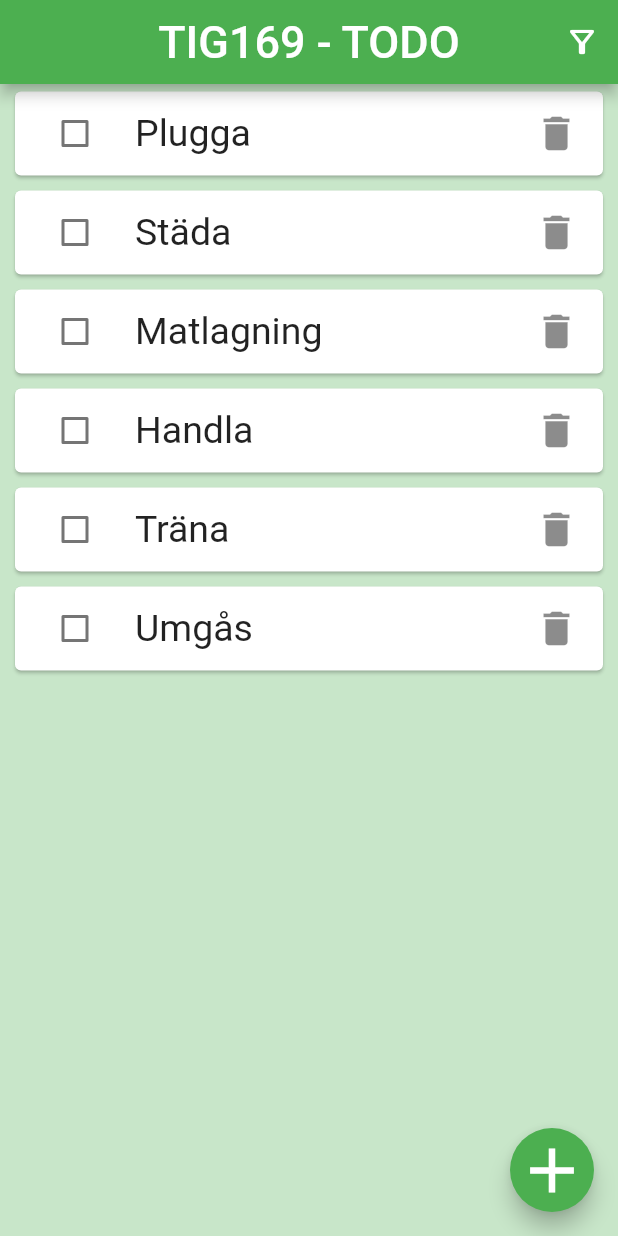
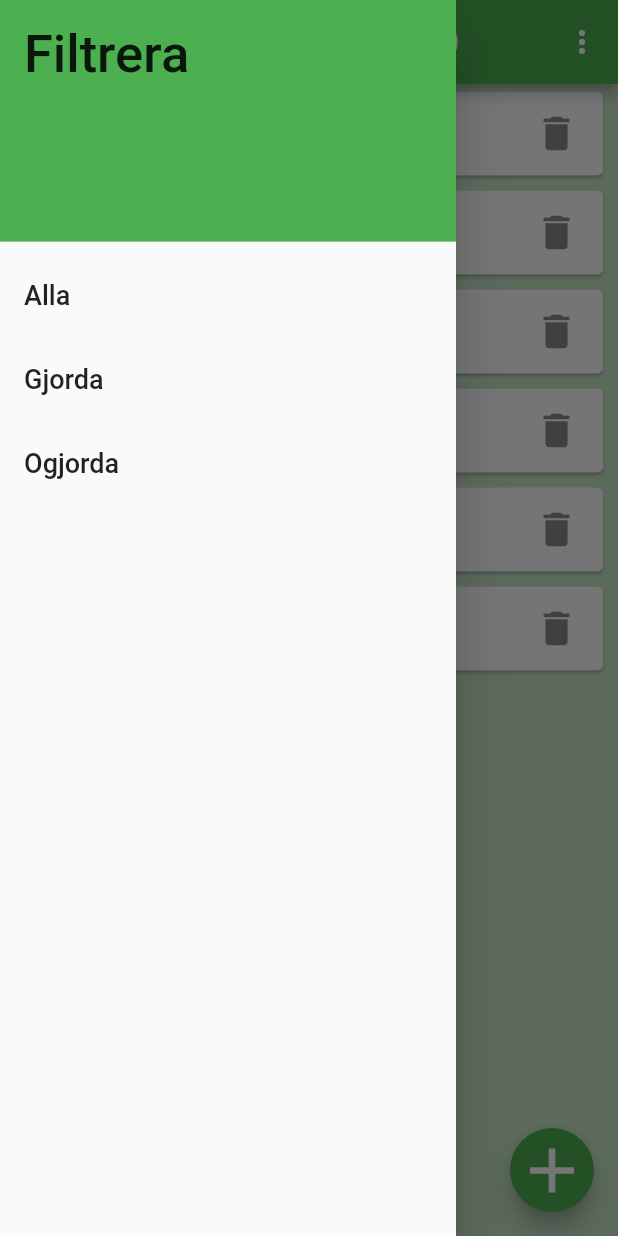
Before and after one commit to gu-tig169-ht21/guslofveis, a Flutter app: the screen it shows after launch, with the side drawer open (before the commit the screen has no drawer), on a phone screen of 412 x 824 dp. Run offline on Flutter 3.47's test engine with Material 2 defaults, Android fonts, the phone set to English and light mode, and no system bars.

Commit message:
Filterfunktionen + test av drawer

```diff
--- a/lib/main.dart
+++ b/lib/main.dart
@@ -14,31 +14,76 @@ class MyApp extends StatelessWidget {
 }
 
 class MainView extends StatelessWidget {
-  List <String> todo = ['Plugga', 'Städa', 'Matlagning', 'Handla', 'Träna', 'Umgås'];
+  List<String> todo = [
+    'Plugga',
+    'Städa',
+    'Matlagning',
+    'Handla',
+    'Träna',
+    'Umgås'
+  ];
+  List<String> filter = ['Alla', 'Gjorda', 'Ogjorda'];
 
   @override
   Widget build(BuildContext context) {
     return Scaffold(
       backgroundColor: Colors.green[100],
       appBar: AppBar(
-          title: Text('TIG169 - TODO', style: TextStyle(fontSize: 30)),
+        title: const Text('TIG169 - TODO', style: TextStyle(fontSize: 30)),
         backgroundColor: Colors.green,
         centerTitle: true,
         actions: [
-            IconButton(
-              icon: Icon(Icons.filter_alt_outlined),
-              onPressed: () {}),
+          PopupMenuButton(
+              itemBuilder: (context) => [
+                    PopupMenuItem(child: Text('Visa alla')),
+                    PopupMenuItem(child: Text('Gjorda')),
+                    PopupMenuItem(child: Text('Att göra'))
+                  ]),
         ],
       ),
-        body: ListView.builder(itemCount: todo.length, itemBuilder: (context, index){
+      body: ListView.builder(
+          itemCount: todo.length,
+          itemBuilder: (context, index) {
             return _listItem(todo[index]);
           }),
+      drawer: Drawer(
+        child: ListView(
+          // Important: Remove any padding from the ListView.
+          padding: EdgeInsets.zero,
+          children: [
+            const DrawerHeader(
+              decoration: BoxDecoration(
+                color: Colors.green,
+              ),
+              child: Text('Filtrera', style: TextStyle(fontSize: 35)),
+            ),
+            ListTile(
+              title: const Text('Alla', style: TextStyle(fontSize: 18)),
+              onTap: () {
+                Navigator.pop(context);
+              },
+            ),
+            ListTile(
+              title: const Text('Gjorda', style: TextStyle(fontSize: 18)),
+              onTap: () {
+                Navigator.pop(context);
+              },
+            ),
+            ListTile(
+              title: const Text('Ogjorda', style: TextStyle(fontSize: 18)),
+              onTap: () {
+                Navigator.pop(context);
+              },
+            ),
+          ],
+        ),
+      ),
       floatingActionButton: FloatingActionButton(
         child: Icon(Icons.add, size: 50),
         backgroundColor: Colors.green,
         onPressed: () {
-            Navigator.push(context,
-              MaterialPageRoute(builder: (context) => AddView()));
+          Navigator.push(
+              context, MaterialPageRoute(builder: (context) => AddView()));
         },
       ),
     );
@@ -78,8 +123,7 @@ class AddView extends StatelessWidget {
               _buttonRow(),
             ],
           ),
-      )
-    );
+        ));
   }
 
   Widget _card() {
@@ -91,9 +135,8 @@ class AddView extends StatelessWidget {
               child: TextField(
                 textAlign: TextAlign.center,
                 decoration: InputDecoration(
-            hintText: 'Vad vill du lägga till på din TODO-lista?' ),
-            )
-          )
+                    hintText: 'Vad vill du lägga till på din TODO-lista?'),
+              ))
         ],
       ),
     );
```
Lines whose indentation alone changed are shown as unchanged.
